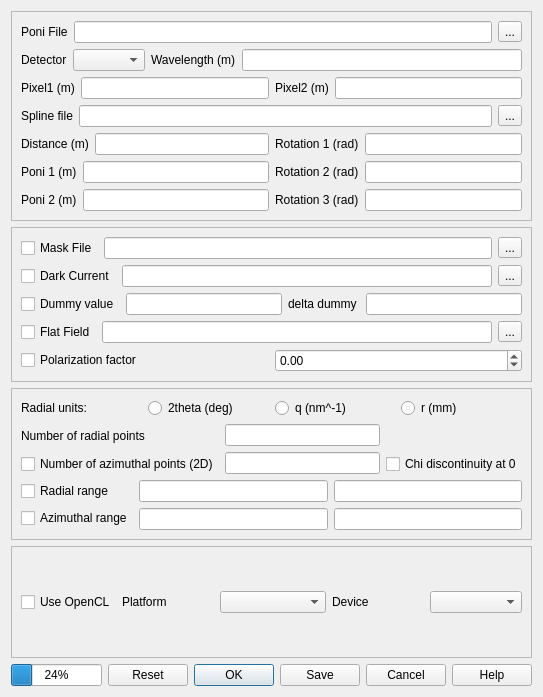
The window that gui/integration.ui (silx-kit/pyFAI) describes before a commit, drawn with Qt 5.
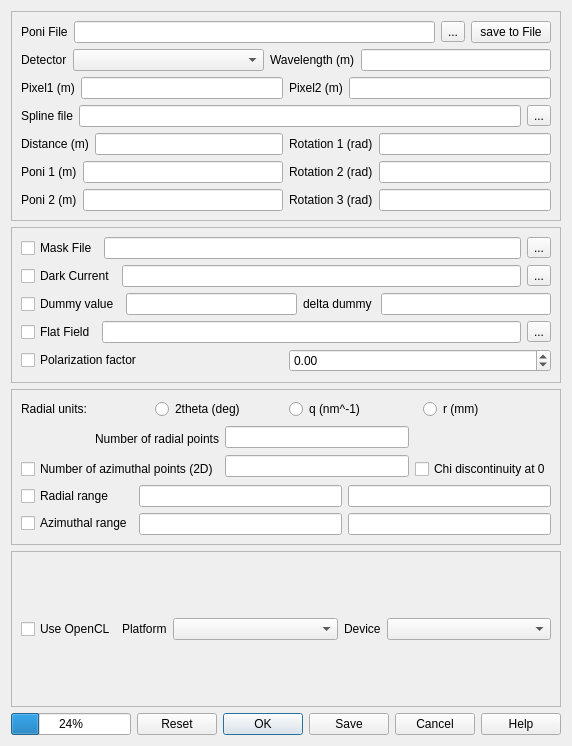
The same window after the commit.

Patch:
```diff
--- a/gui/integration.ui
+++ b/gui/integration.ui
@@ -7,8 +7,8 @@
    <rect>
     <x>0</x>
     <y>0</y>
-    <width>497</width>
-    <height>697</height>
+    <width>572</width>
+    <height>746</height>
    </rect>
   </property>
   <property name="windowTitle">
@@ -52,6 +52,22 @@
             </property>
            </widget>
           </item>
+          <item>
+           <widget class="QPushButton" name="poni_save">
+            <property name="enabled">
+             <bool>true</bool>
+            </property>
+            <property name="sizePolicy">
+             <sizepolicy hsizetype="Fixed" vsizetype="Fixed">
+              <horstretch>0</horstretch>
+              <verstretch>0</verstretch>
+             </sizepolicy>
+            </property>
+            <property name="text">
+             <string>save to File</string>
+            </property>
+           </widget>
+          </item>
          </layout>
         </item>
         <item>
@@ -67,6 +83,12 @@
             </item>
             <item>
              <widget class="QComboBox" name="detector">
+              <property name="sizePolicy">
+               <sizepolicy hsizetype="Expanding" vsizetype="Fixed">
+                <horstretch>0</horstretch>
+                <verstretch>0</verstretch>
+               </sizepolicy>
+              </property>
               <property name="toolTip">
                <string>Detector model</string>
               </property>
@@ -507,6 +529,9 @@
                 <property name="text">
                  <string>Number of radial points</string>
                 </property>
+                <property name="alignment">
+                 <set>Qt::AlignRight|Qt::AlignTrailing|Qt::AlignVCenter</set>
+                </property>
                </widget>
               </item>
               <item>
@@ -536,7 +561,7 @@
               <item>
                <widget class="QLabel" name="label_18">
                 <property name="text">
-                 <string> </string>
+                 <string/>
                 </property>
                </widget>
               </item>
@@ -649,6 +674,12 @@
           </item>
           <item>
            <widget class="QLabel" name="label_19">
+            <property name="sizePolicy">
+             <sizepolicy hsizetype="Minimum" vsizetype="Preferred">
+              <horstretch>0</horstretch>
+              <verstretch>0</verstretch>
+             </sizepolicy>
+            </property>
             <property name="text">
              <string>Platform</string>
             </property>
@@ -656,6 +687,12 @@
           </item>
           <item>
            <widget class="QComboBox" name="platform">
+            <property name="sizePolicy">
+             <sizepolicy hsizetype="Expanding" vsizetype="Fixed">
+              <horstretch>0</horstretch>
+              <verstretch>0</verstretch>
+             </sizepolicy>
+            </property>
             <property name="minimumSize">
              <size>
               <width>106</width>
@@ -669,6 +706,12 @@
           </item>
           <item>
            <widget class="QLabel" name="label_17">
+            <property name="sizePolicy">
+             <sizepolicy hsizetype="Minimum" vsizetype="Preferred">
+              <horstretch>0</horstretch>
+              <verstretch>0</verstretch>
+             </sizepolicy>
+            </property>
             <property name="autoFillBackground">
              <bool>false</bool>
             </property>
@@ -679,6 +722,12 @@
           </item>
           <item>
            <widget class="QComboBox" name="device">
+            <property name="sizePolicy">
+             <sizepolicy hsizetype="Expanding" vsizetype="Fixed">
+              <horstretch>0</horstretch>
+              <verstretch>0</verstretch>
+             </sizepolicy>
+            </property>
             <property name="toolTip">
              <string>device name</string>
             </property>
```
